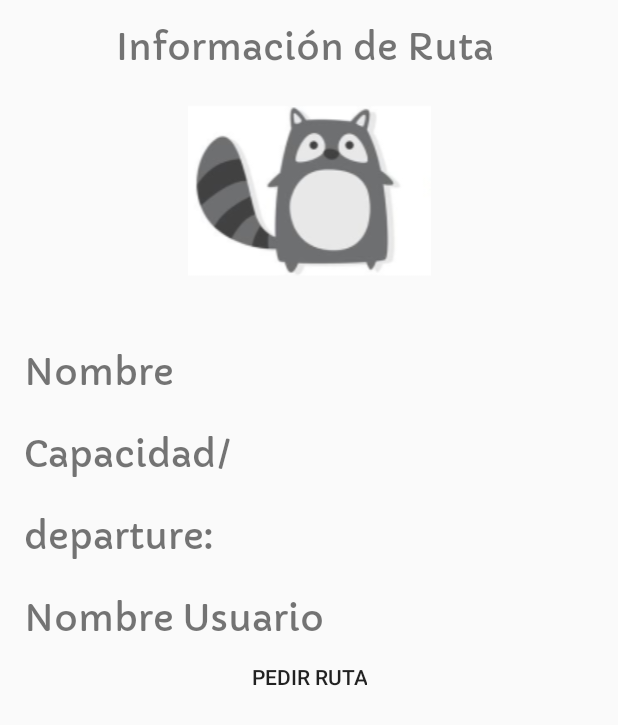
After one commit to angelesaldunate/uandesGo, an Android app: the layout fragment_route_info.xml on its own in the app's theme, with its tools: preview values and no code run, on a phone screen of 412 x 824 dp. The commit adds this screen. Shown: the top 725 px of the screen. Run offline under Robolectric (Android 15) with nearby library versions, the phone set to English and light mode, and no system bars.

Commit message:
Fixed Route Dao

```diff
--- a/app/src/main/java/com/example/angeles/uandesgo/RequestedRoutesFragment.java
+++ b/app/src/main/java/com/example/angeles/uandesgo/RequestedRoutesFragment.java
@@ -59,8 +59,7 @@ public class  RequestedRoutesFragment extends Fragment {
             public void run() {
                 final User u = appDatabase.userDao().getOneUser(value1);
                 idesroutes = appDatabase.requestedDao().getAllIdRoute(u.getUid());
-                //System.out.println("ACAAAAAAAAAAAAAAAAAAAAAAAAAA");
-                //System.out.println(idesroutes.size());
+
                 for(int k=0; k<idesroutes.size() ; k++){
                     Route route = appDatabase.routeDao().getRoutebyId(idesroutes.get(k));
                     allroutes.add(route);
--- a/app/src/main/java/com/example/angeles/uandesgo/db/Route/RouteDao.java
+++ b/app/src/main/java/com/example/angeles/uandesgo/db/Route/RouteDao.java
@@ -24,7 +24,7 @@ public interface RouteDao {
     @Query("SELECT * FROM route WHERE userId!=:userId  ")
     List<Route> getAllNotMineRoutes(int userId);
 
-    @Query("SELECT * FROM route WHERE rid!=:routeId  ")
+    @Query("SELECT * FROM route WHERE rid=:routeId  ")
     Route getRoutebyId(int routeId);
 
     @Insert(onConflict = OnConflictStrategy.IGNORE)
--- /dev/null
+++ b/app/src/main/res/layout/fragment_route_info.xml
@@ -0,0 +1,88 @@
+<FrameLayout xmlns:android="http://schemas.android.com/apk/res/android"
+    xmlns:tools="http://schemas.android.com/tools"
+    android:layout_width="match_parent"
+    android:layout_height="match_parent"
+    tools:context="com.example.angeles.uandesgo.RouteInfoFragment">
+
+    <android.support.v7.widget.LinearLayoutCompat
+        android:layout_width="match_parent"
+        android:orientation="vertical"
+        android:layout_height="wrap_content">
+
+        <TextView
+            android:id="@+id/info_title"
+            android:layout_width="match_parent"
+            android:layout_height="wrap_content"
+            android:layout_marginTop="16dp"
+            android:fontFamily="@font/capriola"
+            android:text="Información de Ruta "
+            android:textAlignment="center"
+            android:textSize="24sp" />
+        <ImageView
+            android:id="@+id/userImage"
+            android:layout_width="match_parent"
+            android:layout_height="wrap_content"
+            android:cropToPadding="true"
+            android:src="@drawable/animal"
+            android:textAlignment="center"
+            />
+
+        <TextView
+            android:id="@+id/info_name_place"
+            android:layout_width="match_parent"
+            android:layout_height="wrap_content"
+            android:layout_marginTop="24dp"
+            android:fontFamily="@font/capriola"
+            android:text="Nombre"
+            android:paddingLeft="16dp"
+            android:textSize="24sp" />
+
+        <TextView
+            android:id="@+id/info_capacity"
+            android:layout_width="match_parent"
+            android:layout_height="wrap_content"
+            android:layout_marginTop="24dp"
+            android:fontFamily="@font/capriola"
+            android:text="Capacidad/"
+            android:paddingLeft="16dp"
+            android:textSize="24sp" />
+
+        <TextView
+            android:id="@+id/info_departure_time"
+            android:layout_width="match_parent"
+            android:layout_height="wrap_content"
+            android:layout_marginTop="24dp"
+            android:fontFamily="@font/capriola"
+            android:text="departure:"
+            android:paddingLeft="16dp"
+            android:textSize="24sp" />
+        <TextView
+            android:id="@+id/info_name_user"
+            android:layout_width="match_parent"
+            android:layout_height="wrap_content"
+            android:layout_marginTop="24dp"
+            android:fontFamily="@font/capriola"
+            android:text="Nombre Usuario"
+            android:paddingLeft="16dp"
+            android:textSize="24sp" />
+        <LinearLayout
+            android:layout_width="match_parent"
+            android:layout_height="wrap_content"
+            android:gravity="center">
+            <Button
+                android:id="@+id/button_request"
+                style="@style/Widget.AppCompat.Button.Borderless"
+                android:layout_width="wrap_content"
+                android:layout_height="wrap_content"
+                android:text="Pedir Ruta"
+                />
+
+
+        </LinearLayout>
+
+
+
+    </android.support.v7.widget.LinearLayoutCompat>
+
+
+</FrameLayout>
```
Also changed, not shown: app/src/main/java/com/example/angeles/uandesgo/RouteInfoFragment.java (added, +108 -0 lines), app/src/main/java/com/example/angeles/uandesgo/SearchRouteFragment.java (+9 -15 lines).
